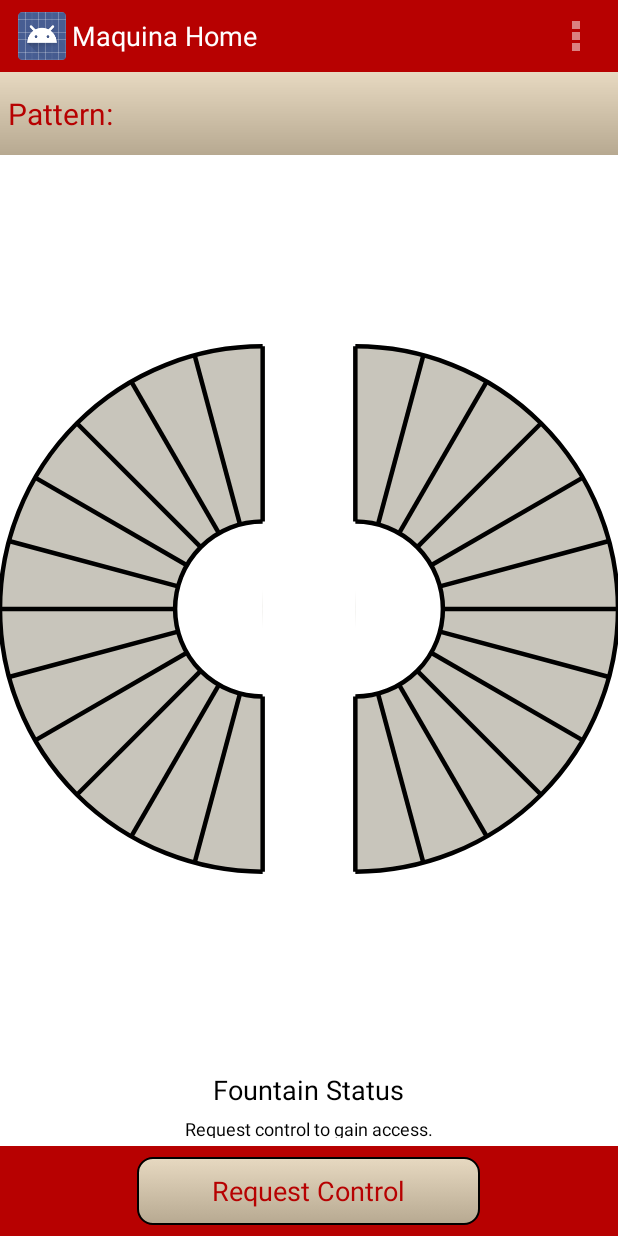
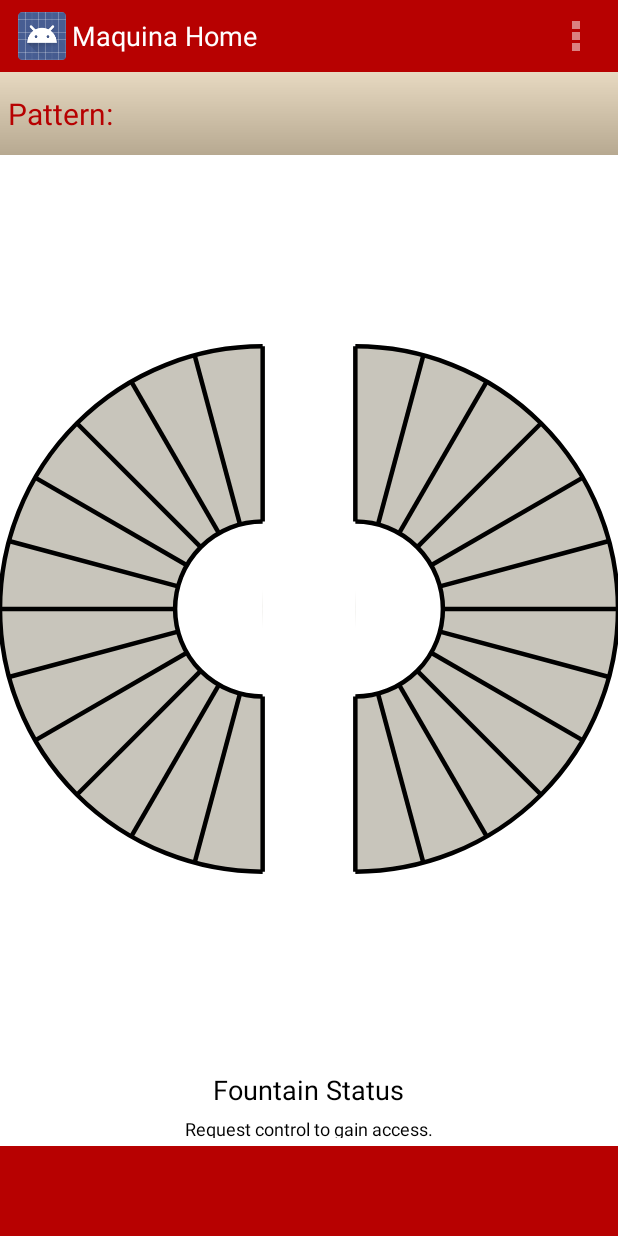
Before and after one commit to sschwebach/Enlight-Android, an Android app: the screen it shows after launch (MainActivity), after a tap on "Request Control", on a phone screen of 412 x 824 dp. Run offline under Robolectric (Android 15) with nearby library versions, the phone set to English and light mode, and no system bars.

Commit message:
Added a few control flow changes

```diff
--- a/app/src/main/java/edu/wisc/engr/enlight/FountainControlHandler.java
+++ b/app/src/main/java/edu/wisc/engr/enlight/FountainControlHandler.java
@@ -234,6 +234,9 @@ public class FountainControlHandler {
 		protected void onPreExecute(){
             if (requestControl !=  QUERYALLVALVES && requestControl != QUERYPOSITION){
                 mActivity.reloadProgress.setVisibility(View.VISIBLE);
+                if (requestControl != SETALLVALVES && requestControl != SETSINGLEVALVE) {
+                    mActivity.sendButton.setVisibility(View.INVISIBLE);
+                }
             }
 		}
 
@@ -395,6 +398,8 @@ public class FountainControlHandler {
 					if (!success){
 						//TODO some error message
 					}else{
+                        Toast toast = Toast.makeText(mContext, "Control Release Successful", Toast.LENGTH_SHORT);
+                        toast.show();
 						changeControl(false, false);
 					}
 					break;
@@ -478,6 +483,9 @@ public class FountainControlHandler {
                     }
 					mActivity.pDialog.hide();
 				}
+                if (requestControl == QUERYPOSITION) {
+                    mActivity.sendButton.setVisibility(View.VISIBLE);
+                }
 			}
 		}
 	}
@@ -529,6 +537,7 @@ public class FountainControlHandler {
             mActivity.resetButton.setVisibility(View.GONE);
 
 		}
+        mActivity.sendButton.setVisibility(View.VISIBLE);
 	}
 
 }
--- a/app/src/main/res/layout/activity_main_new.xml
+++ b/app/src/main/res/layout/activity_main_new.xml
@@ -107,9 +107,10 @@
 
         <ProgressBar
             android:id="@+id/progress_reload"
-            android:layout_height="40dp"
-            android:layout_width="40dp"
-            android:layout_alignParentLeft="true"
+            android:layout_height="45dp"
+            android:layout_width="45dp"
+            android:layout_centerHorizontal="true"
+            android:layout_centerVertical="true"
             android:visibility="invisible"
             android:layout_margin="7dp" />
 
```
